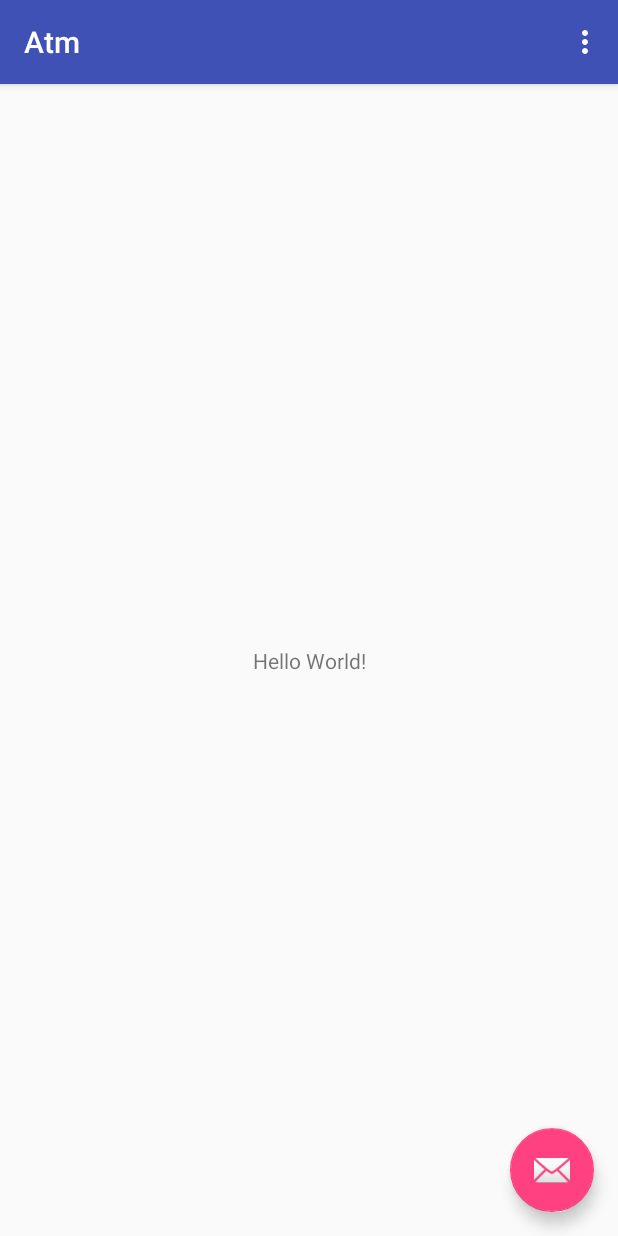
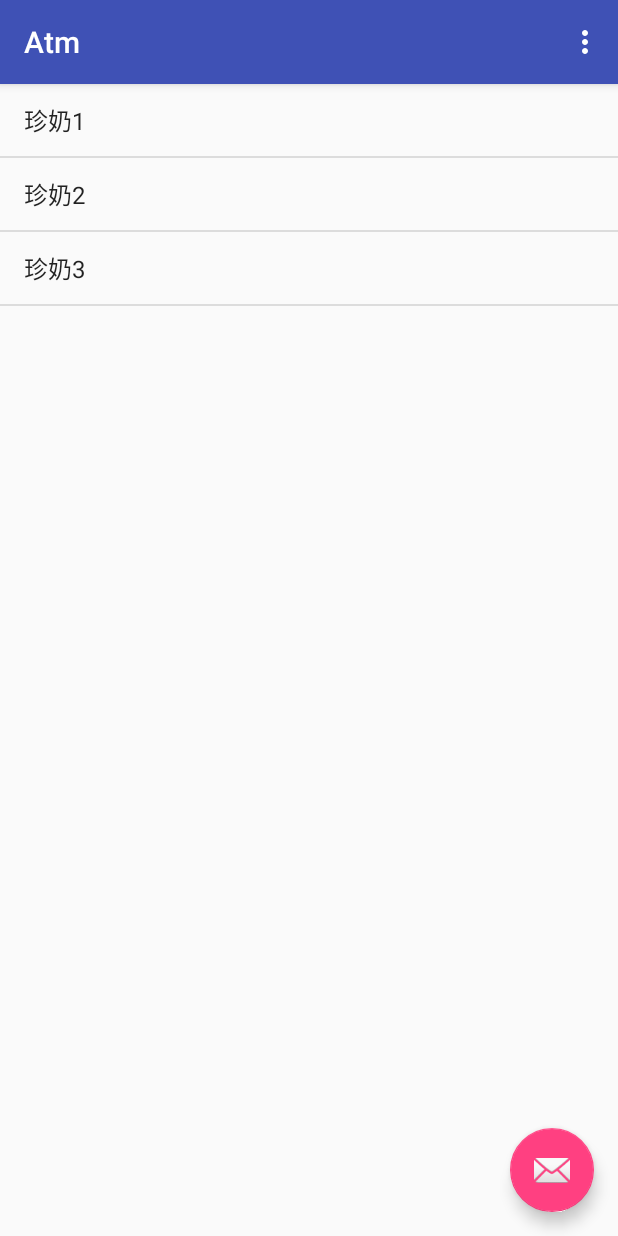
Before and after one commit to AM903103/Atm2017, an Android app: the MainActivity screen opened directly, with no data from a screen before it, on a phone screen of 412 x 824 dp. Run offline under Robolectric (Android 15) with nearby library versions, the phone set to English and light mode, and no system bars.

Commit message:
ListView ArrayAdapter

```diff
--- a/app/src/main/java/com/litto/atm/LoginActivity.java
+++ b/app/src/main/java/com/litto/atm/LoginActivity.java
@@ -29,6 +29,7 @@ public class LoginActivity extends AppCompatActivity {
         });
         boolean remember = getSharedPreferences("abc", MODE_PRIVATE)
                 .getBoolean("REMEMBER", false);
+        cbUserid.setChecked(remember);
         if (remember) {
             String userid = getSharedPreferences("abc", MODE_PRIVATE)
                     .getString("USERID", null);
--- a/app/src/main/java/com/litto/atm/MainActivity.java
+++ b/app/src/main/java/com/litto/atm/MainActivity.java
@@ -11,6 +11,8 @@ import android.util.Log;
 import android.view.View;
 import android.view.Menu;
 import android.view.MenuItem;
+import android.widget.ArrayAdapter;
+import android.widget.ListView;
 
 public class MainActivity extends AppCompatActivity {
 
@@ -22,11 +24,13 @@ public class MainActivity extends AppCompatActivity {
     protected void onCreate(Bundle savedInstanceState) {
         super.onCreate(savedInstanceState);
         setContentView(R.layout.activity_main);
-
-
-
-
-
+        ListView list = findViewById(R.id.list);
+//        String[] drinks = {"珍奶", "綠茶", "烏龍"};
+        ArrayAdapter<String> adapter =
+                new ArrayAdapter<String>(this,
+                        android.R.layout.simple_list_item_1,
+                        getResources().getStringArray(R.array.drinks));
+        list.setAdapter(adapter);
 
         Toolbar toolbar = (Toolbar) findViewById(R.id.toolbar);
         setSupportActionBar(toolbar);
--- a/app/src/main/res/layout/content_main.xml
+++ b/app/src/main/res/layout/content_main.xml
@@ -8,13 +8,12 @@
     tools:context="com.litto.atm.MainActivity"
     tools:showIn="@layout/activity_main">
 
-    <TextView
-        android:layout_width="wrap_content"
-        android:layout_height="wrap_content"
-        android:text="Hello World!"
+    <ListView
+        android:id="@+id/list"
+        android:layout_width="0dp"
+        android:layout_height="0dp"
         app:layout_constraintBottom_toBottomOf="parent"
-        app:layout_constraintLeft_toLeftOf="parent"
-        app:layout_constraintRight_toRightOf="parent"
+        app:layout_constraintEnd_toEndOf="parent"
+        app:layout_constraintStart_toStartOf="parent"
         app:layout_constraintTop_toTopOf="parent" />
-
 </android.support.constraint.ConstraintLayout>
--- a/app/src/main/res/values/strings.xml
+++ b/app/src/main/res/values/strings.xml
@@ -1,4 +1,9 @@
 <resources>
     <string name="app_name">Atm</string>
     <string name="action_settings">Settings</string>
+    <array name="drinks">
+        <item>珍奶1</item>
+        <item>珍奶2</item>
+        <item>珍奶3</item>
+    </array>
 </resources>
```
